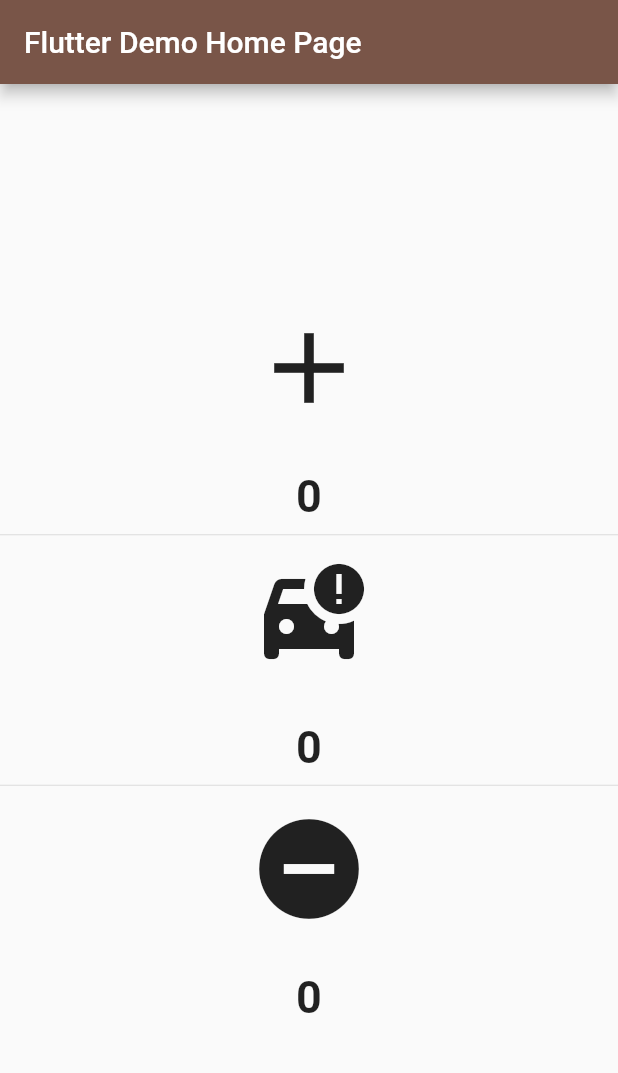
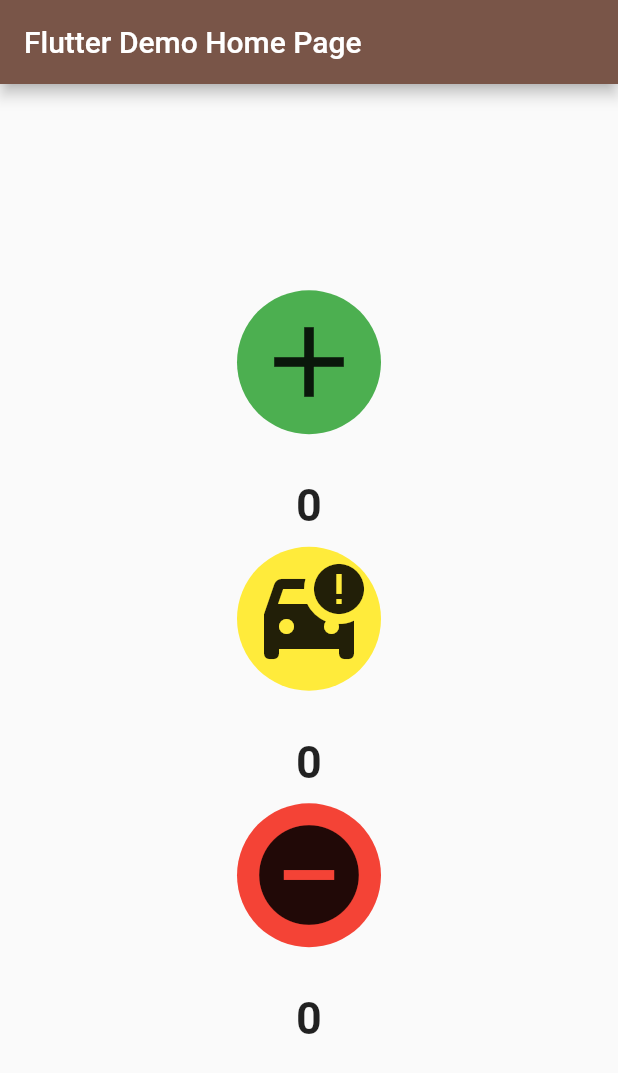
Before and after one commit to AAxel3024/AsincroniaFlutter, a Flutter app: the screen it shows after launch, on a phone screen of 412 x 824 dp. Shown: the top 1073 px of the screen. Run offline on Flutter 3.47's test engine with Material 2 defaults, Android fonts, the phone set to English and light mode, and no system bars.

```diff
--- a/asincronia_flutter/lib/main.dart
+++ b/asincronia_flutter/lib/main.dart
@@ -80,7 +80,14 @@ class _MyHomePageState extends State<MyHomePage> {
           child: Column(
             mainAxisAlignment: MainAxisAlignment.center,
             children: [
-              IconButton(
+              Container(
+                margin: const EdgeInsets.fromLTRB(10, 10, 10, 10),
+                child: Ink(
+                   decoration: const ShapeDecoration(
+                      color: Colors.green,
+                      shape: CircleBorder()
+                      ),
+                  child: IconButton(
                     iconSize: 80,
                     onPressed: () async {
                       setState(() {
@@ -95,14 +102,22 @@ class _MyHomePageState extends State<MyHomePage> {
                     },
                     icon: const Icon(Icons.add),
                   ),
+                ),
+              ),
               getAnimation(
                 width: widthPositivo,
                 time: timePositivo,
                 getData: getPositivo,
                 color: Colors.green,
               ),
-              const Divider(),
-              IconButton(
+              Container(
+                margin: const EdgeInsets.fromLTRB(10, 10, 10, 10),
+                child: Ink(
+                   decoration: const ShapeDecoration(
+                      color: Colors.yellow,
+                      shape: CircleBorder()
+                      ),
+                  child: IconButton(
                     iconSize: 80,
                     onPressed: () async {
                       setState(() {
@@ -117,14 +132,22 @@ class _MyHomePageState extends State<MyHomePage> {
                     },
                     icon: const Icon(Icons.car_crash),
                   ),
+                ),
+              ),
               getAnimation(
                 width: widthHome,
                 time: timeHome,
                 getData: getHome,
                 color: Colors.yellow,
               ),
-              const Divider(),
-              IconButton(
+              Container(
+                margin: const EdgeInsets.fromLTRB(10, 10, 10, 10),
+                child: Ink(
+                    decoration: const ShapeDecoration(
+                          color: Colors.red,
+                          shape: CircleBorder()
+                          ),
+                  child: IconButton(
                     iconSize: 80,
                     onPressed: () async {
                       setState(() {
@@ -138,6 +161,8 @@ class _MyHomePageState extends State<MyHomePage> {
                       });
                     },
                     icon: const Icon(Icons.remove_circle),
+                  ),
+                ),
               ),
               getAnimation(
                 width: widthNegativo,
```
Lines whose indentation alone changed are shown as unchanged.
